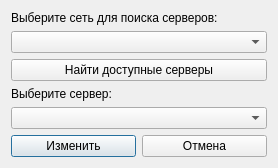
Above: prj.course/client/settings.ui from kraftn/programming-technology-labs before the change. Below: the same form after it.
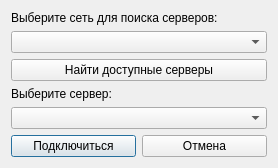
That is the form after the change.

What changed in the file:
```diff
--- a/prj.course/client/settings.ui
+++ b/prj.course/client/settings.ui
@@ -17,7 +17,7 @@
    <item row="7" column="0">
     <widget class="QPushButton" name="pushButton_save">
      <property name="text">
-      <string>Изменить</string>
+      <string>Подключиться</string>
      </property>
     </widget>
    </item>
```
